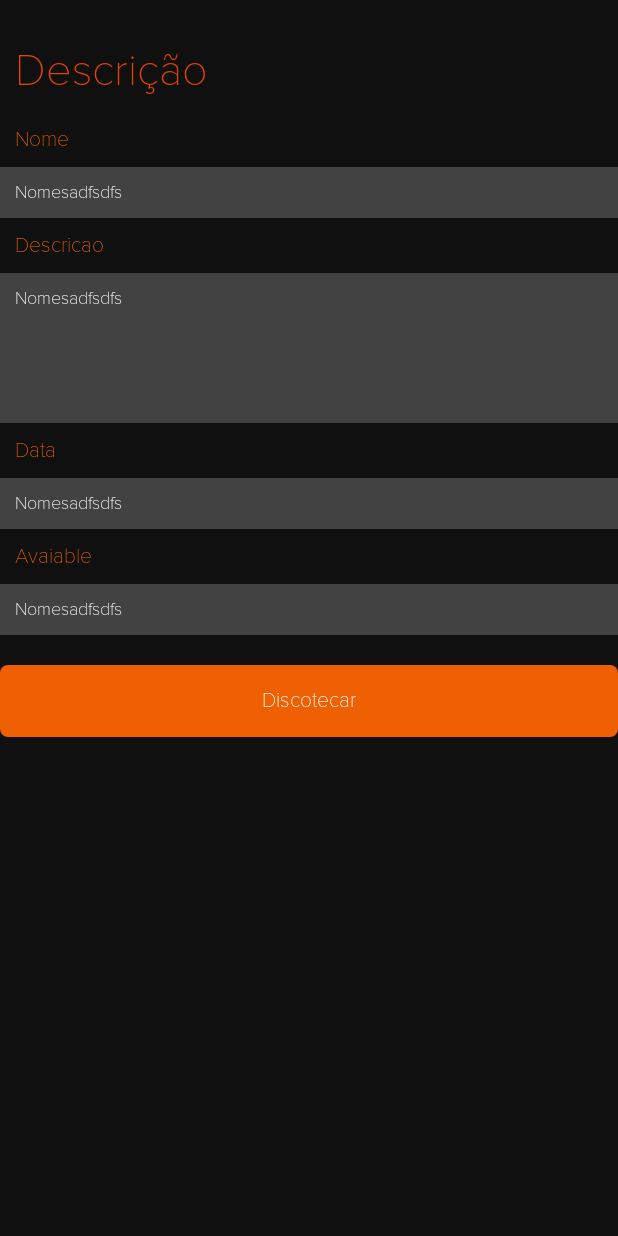
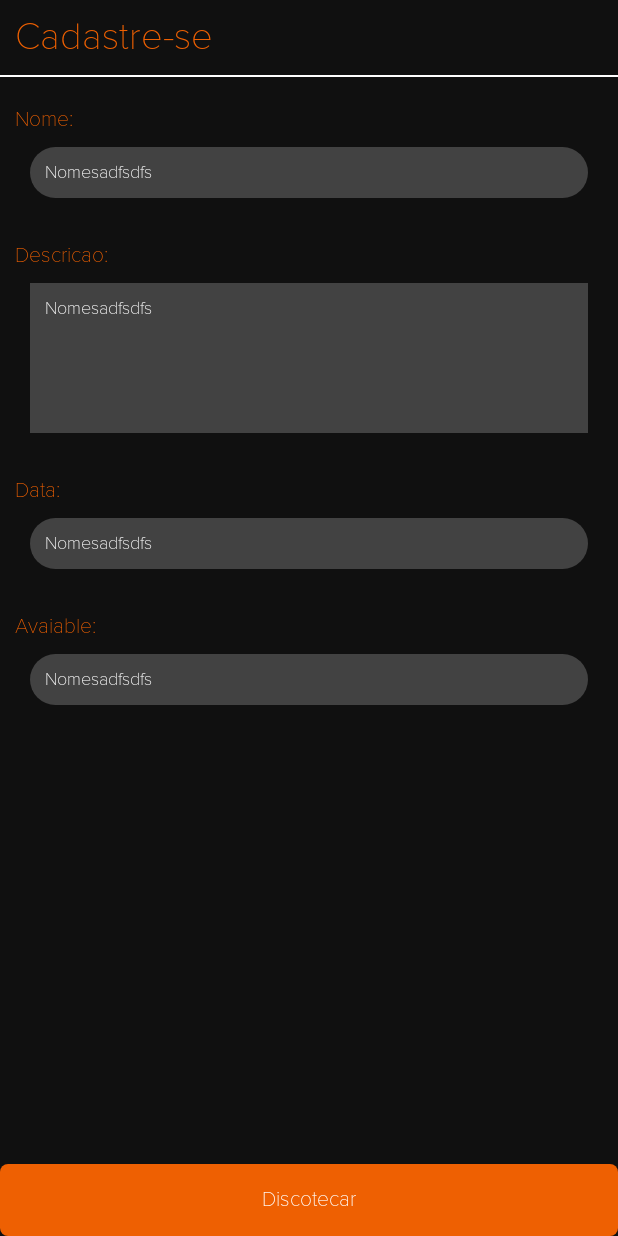
Before and after one commit to lucas-rafa-94/151app, an Android app: the EventDetailsActivity screen opened directly, with no data from a screen before it, on a phone screen of 412 x 824 dp. Run offline under Robolectric (Android 15) with nearby library versions, the phone set to English and light mode, and no system bars.

Commit message:
ajustes para versão Beta

```diff
--- a/app/src/main/res/layout/activity_event_details.xml
+++ b/app/src/main/res/layout/activity_event_details.xml
@@ -7,25 +7,33 @@
     tools:context=".ui.event.EventDetailsActivity">
 
     <TextView
-        android:fontFamily="@font/proxima_nova_thin"
+        android:padding="10dp"
+        android:textColor="@color/mainButtonNormal"
+        android:textSize="25sp"
         android:id="@+id/txtTitle"
-        android:textSize="30sp"
-        android:layout_marginTop="20dp"
-        android:textColor="@color/mainButtonClicked"
         android:layout_width="match_parent"
         android:layout_height="wrap_content"
-        android:text="Descrição"
-        android:padding="10dp"/>
+        android:textStyle="bold"
+        android:fontFamily="@font/proxima_nova_thin"
+        android:text="Cadastre-se" />
+
+    <ImageView
+        android:layout_width="match_parent"
+        android:layout_height="2dp"
+        android:layout_below="@+id/txtTitle"
+        android:src="@drawable/default_line"
+        android:id="@+id/imgSeparador"/>
 
     <TextView
         android:textColor="@color/mainButtonNormal"
         android:fontFamily="@font/proxima_nova_thin"
         android:id="@+id/txtName"
-        android:layout_below="@+id/txtTitle"
+        android:layout_below="@+id/imgSeparador"
         android:layout_width="match_parent"
         android:layout_height="wrap_content"
+        android:layout_marginTop="10dp"
         android:textSize="14sp"
-        android:text="Nome"
+        android:text="Nome:"
         android:padding="10dp"/>
 
     <TextView
@@ -35,7 +43,9 @@
         android:id="@+id/lblName"
         android:layout_width="match_parent"
         android:layout_height="wrap_content"
-        android:background="@color/backgroundColorList"
+        android:background="@drawable/custom_list_item"
+        android:layout_marginRight="20dp"
+        android:layout_marginLeft="20dp"
         android:text="Nomesadfsdfs"
         android:padding="10dp"
         android:layout_below="@+id/txtName"/>
@@ -44,12 +54,12 @@
     <TextView
         android:textColor="@color/mainButtonNormal"
         android:textSize="14sp"
-
+        android:layout_marginTop="20dp"
         android:fontFamily="@font/proxima_nova_thin"
         android:id="@+id/txtDescription"
         android:layout_width="match_parent"
         android:layout_height="wrap_content"
-        android:text="Descricao"
+        android:text="Descricao:"
         android:layout_below="@id/lblName"
         android:padding="10dp"/>
 
@@ -57,8 +67,11 @@
         android:id="@+id/lblDescription"
         android:fontFamily="@font/proxima_nova_thin"
         android:textSize="12sp"
+        android:scrollbars="vertical"
         android:background="@color/backgroundColorList"
         android:textColor="@color/txtColor"
+        android:layout_marginRight="20dp"
+        android:layout_marginLeft="20dp"
         android:layout_width="match_parent"
         android:layout_height="100dp"
         android:text="Nomesadfsdfs"
@@ -72,15 +85,18 @@
         android:id="@+id/txtDate"
         android:layout_width="match_parent"
         android:layout_height="wrap_content"
-        android:text="Data"
+        android:layout_marginTop="20dp"
+        android:text="Data:"
         android:layout_below="@id/lblDescription"
         android:padding="10dp"/>
 
     <TextView
         android:textColor="@color/txtColor"
-        android:background="@color/backgroundColorList"
+        android:background="@drawable/custom_list_item"
         android:fontFamily="@font/proxima_nova_thin"
         android:textSize="12sp"
+        android:layout_marginRight="20dp"
+        android:layout_marginLeft="20dp"
         android:id="@+id/lblDate"
         android:layout_width="match_parent"
         android:layout_height="wrap_content"
@@ -95,7 +111,8 @@
         android:id="@+id/txtAvaiable"
         android:layout_width="match_parent"
         android:layout_height="wrap_content"
-        android:text="Avaiable"
+        android:text="Avaiable:"
+        android:layout_marginTop="20dp"
         android:layout_below="@id/lblDate"
         android:padding="10dp"/>
 
@@ -103,11 +120,13 @@
         android:fontFamily="@font/proxima_nova_thin"
         android:textSize="12sp"
         android:textColor="@color/txtColor"
-        android:background="@color/backgroundColorList"
+        android:background="@drawable/custom_list_item"
         android:id="@+id/lblAvaiable"
         android:layout_width="match_parent"
         android:layout_height="wrap_content"
         android:text="Nomesadfsdfs"
+        android:layout_marginRight="20dp"
+        android:layout_marginLeft="20dp"
         android:padding="10dp"
         android:layout_below="@+id/txtAvaiable"/>
 
@@ -121,7 +140,7 @@
         android:layout_width="match_parent"
         android:layout_height="wrap_content"
         android:text="Discotecar"
-        android:padding="10dp"
-        android:layout_below="@id/lblAvaiable"/>
+        android:layout_alignParentBottom="true"
+        android:padding="10dp"/>
 
 </RelativeLayout>
--- a/app/src/main/res/values/strings.xml
+++ b/app/src/main/res/values/strings.xml
@@ -9,4 +9,5 @@
 
     <!-- TODO: Remove or change this placeholder text -->
     <string name="hello_blank_fragment">Hello blank fragment</string>
+    <string name="title_activity_splash_screen">SplashScreen</string>
 </resources>
```
Also changed, not shown: app/src/main/AndroidManifest.xml (+13 -7 lines), app/src/main/java/br/com/umcincoum/djme/api/controller/user/UpdateUserEventController.java (+10 -3 lines), app/src/main/java/br/com/umcincoum/djme/ui/SplashScreen.java (added, +34 -0 lines), app/src/main/java/br/com/umcincoum/djme/ui/event/ConfirmEventActivity.java (+7 -7 lines), app/src/main/java/br/com/umcincoum/djme/ui/event/EventDetailsActivity.java (+79 -5 lines), app/src/main/res/drawable/popup_background.xml (added, +13 -0 lines), app/src/main/res/layout/activity_splash_screen.xml (added, +17 -0 lines), app/src/main/res/layout/popup_layout.xml (renamed from app/src/main/java/br/com/umcincoum/djme/api/controller/user/CreateUserController.java, +40 -37 lines).
